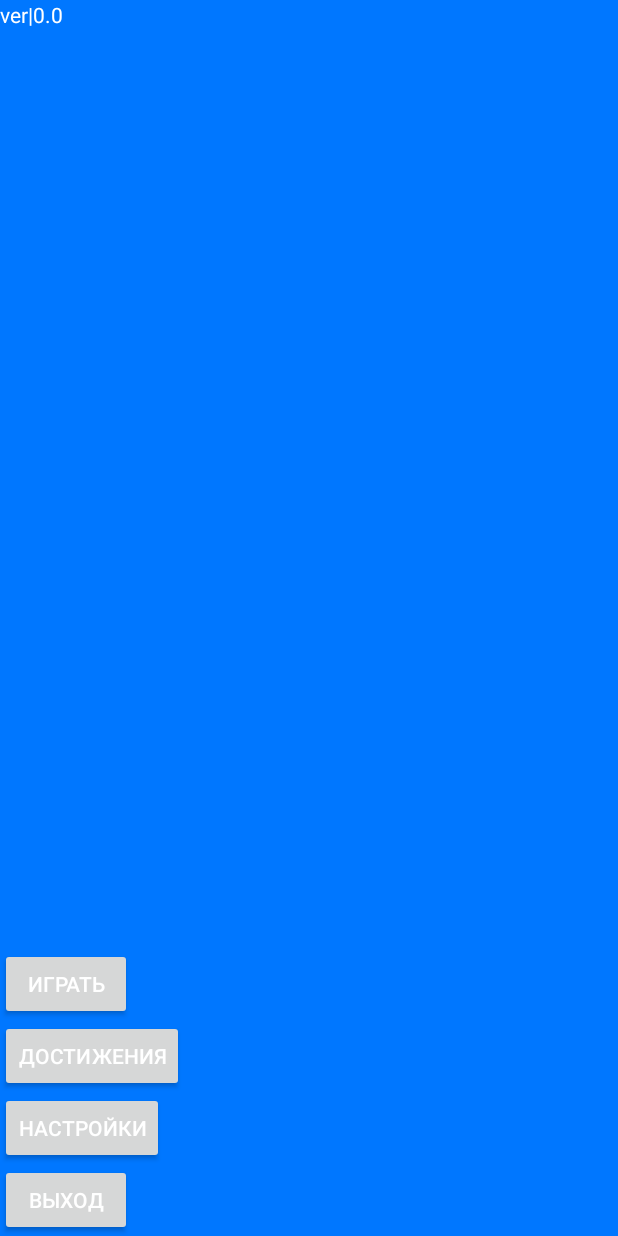
After one commit to TheTOXIN/ABOUT_BOXES, an Android app: the layout main_menu_layout.xml on its own in the app's theme, with its tools: preview values and no code run, on a phone screen of 412 x 824 dp. The commit adds this screen. Run offline under Robolectric (Android 15) with nearby library versions, the light colour scheme and no system bars.

Commit message:
Приложение теперь горизонтально, отображается версия, есть не красивые кнопки, цвет фона синий.

```diff
--- a/app/src/main/java/baklashka/about_boxes/MainActivity.java
+++ b/app/src/main/java/baklashka/about_boxes/MainActivity.java
@@ -1,13 +1,16 @@
 package baklashka.about_boxes;
 
-import android.support.v7.app.AppCompatActivity;
+//import android.support.v7.app.AppCompatActivity;
+import android.app.Activity;
+import android.content.pm.ActivityInfo;
 import android.os.Bundle;
 
-public class MainActivity extends AppCompatActivity {
+public class MainActivity extends Activity {
 
     @Override
     protected void onCreate(Bundle savedInstanceState) {
         super.onCreate(savedInstanceState);
-        setContentView(R.layout.main);
+        setRequestedOrientation(ActivityInfo.SCREEN_ORIENTATION_LANDSCAPE);//поставил горизантольно
+        setContentView(R.layout.main_menu_layout);
     }
 }
--- a/app/src/main/res/layout/main.xml
+++ /dev/null
@@ -1,17 +0,0 @@
-<?xml version="1.0" encoding="utf-8"?>
-<RelativeLayout xmlns:android="http://schemas.android.com/apk/res/android"
-    xmlns:tools="http://schemas.android.com/tools"
-    android:id="@+id/main"
-    android:layout_width="match_parent"
-    android:layout_height="match_parent"
-    android:paddingBottom="@dimen/activity_vertical_margin"
-    android:paddingLeft="@dimen/activity_horizontal_margin"
-    android:paddingRight="@dimen/activity_horizontal_margin"
-    android:paddingTop="@dimen/activity_vertical_margin"
-    tools:context="baklashka.about_boxes.MainActivity">
-
-    <TextView
-        android:layout_width="wrap_content"
-        android:layout_height="wrap_content"
-        android:text="Hello Boxes!" />
-</RelativeLayout>
--- /dev/null
+++ b/app/src/main/res/layout/main_menu_layout.xml
@@ -0,0 +1,44 @@
+<?xml version="1.0" encoding="utf-8"?>
+<RelativeLayout xmlns:android="http://schemas.android.com/apk/res/android"
+    xmlns:tools="http://schemas.android.com/tools"
+    android:id="@+id/main"
+    android:layout_width="match_parent"
+    android:layout_height="match_parent"
+    android:background="@color/backgroundInMenu"
+    tools:context="baklashka.about_boxes.MainActivity">
+
+    <TextView
+        android:layout_width="wrap_content"
+        android:layout_height="wrap_content"
+        android:layout_alignParentLeft="true"
+        android:layout_alignParentTop="true"
+        android:text="@string/gameVersion" />
+
+    <LinearLayout
+        android:layout_width="wrap_content"
+        android:layout_height="wrap_content"
+        android:layout_alignParentBottom="true"
+        android:orientation="vertical">
+
+        <Button
+            android:layout_width="wrap_content"
+            android:layout_height="wrap_content"
+            android:text="@string/toPlay" />
+
+        <Button
+            android:layout_width="wrap_content"
+            android:layout_height="wrap_content"
+            android:text="@string/toAchivments"/>
+
+        <Button
+            android:layout_width="wrap_content"
+            android:layout_height="wrap_content"
+            android:text="@string/toSittings"/>
+
+        <Button
+            android:layout_width="wrap_content"
+            android:layout_height="wrap_content"
+            android:text="@string/toExit"/>
+
+    </LinearLayout>
+</RelativeLayout>
--- a/app/src/main/res/values/colors.xml
+++ b/app/src/main/res/values/colors.xml
@@ -3,4 +3,7 @@
     <color name="colorPrimary">#3F51B5</color>
     <color name="colorPrimaryDark">#303F9F</color>
     <color name="colorAccent">#FF4081</color>
+
+    <color name="backgroundInMenu">#0077FF</color>
+    <color name="textColorInMenu">#FFFFFF</color>
 </resources>
--- a/app/src/main/res/values/strings.xml
+++ b/app/src/main/res/values/strings.xml
@@ -1,3 +1,8 @@
 <resources>
     <string name="app_name">ABOUT_BOXES</string>
+    <string name="gameVersion">ver|0.0</string>
+    <string name="toPlay">Играть</string>
+    <string name="toAchivments">Достижения</string>
+    <string name="toSittings">Настройки</string>
+    <string name="toExit">Выход</string>
 </resources>
--- a/app/src/main/res/values/styles.xml
+++ b/app/src/main/res/values/styles.xml
@@ -1,11 +1,14 @@
 <resources>
 
+    <!-- http://developer.alexanderklimov.ru/android/theme.php -->
     <!-- Base application theme. -->
     <style name="AppTheme" parent="Theme.AppCompat.Light.DarkActionBar">
         <!-- Customize your theme here. -->
-        <item name="colorPrimary">@color/colorPrimary</item>
-        <item name="colorPrimaryDark">@color/colorPrimaryDark</item>
         <item name="colorAccent">@color/colorAccent</item>
+
+        <item name="windowNoTitle">true</item>
+        <item name="android:windowFullscreen">true</item>
+        <item name="android:textColor">@color/textColorInMenu</item>
     </style>
 
 </resources>
```
